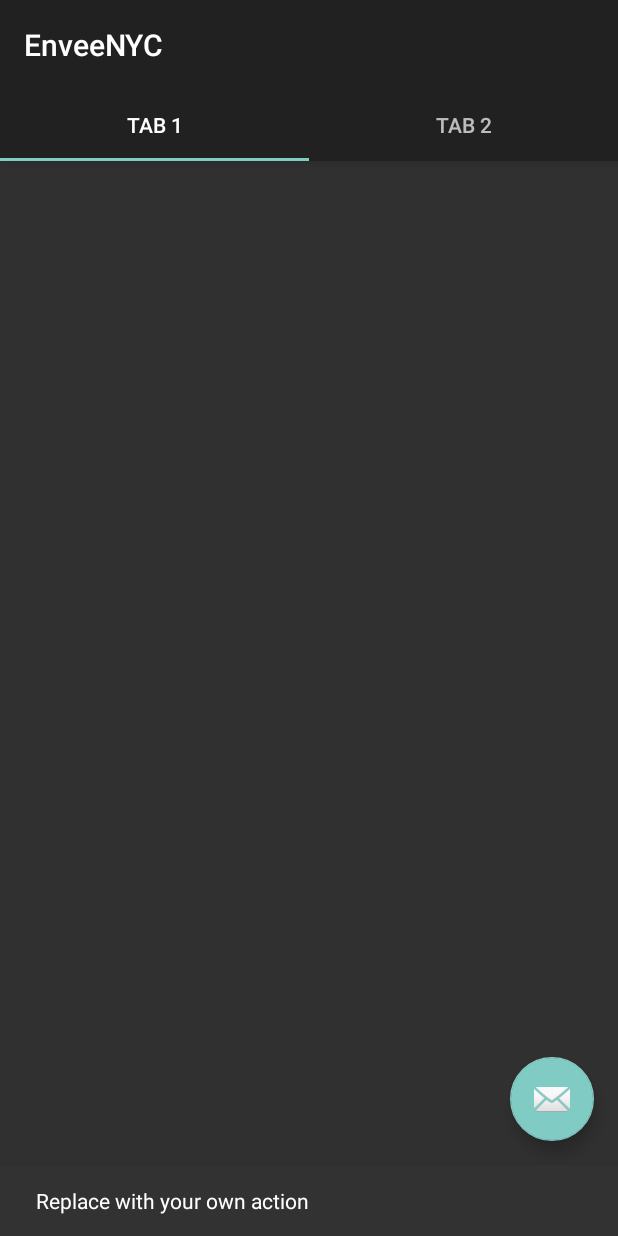
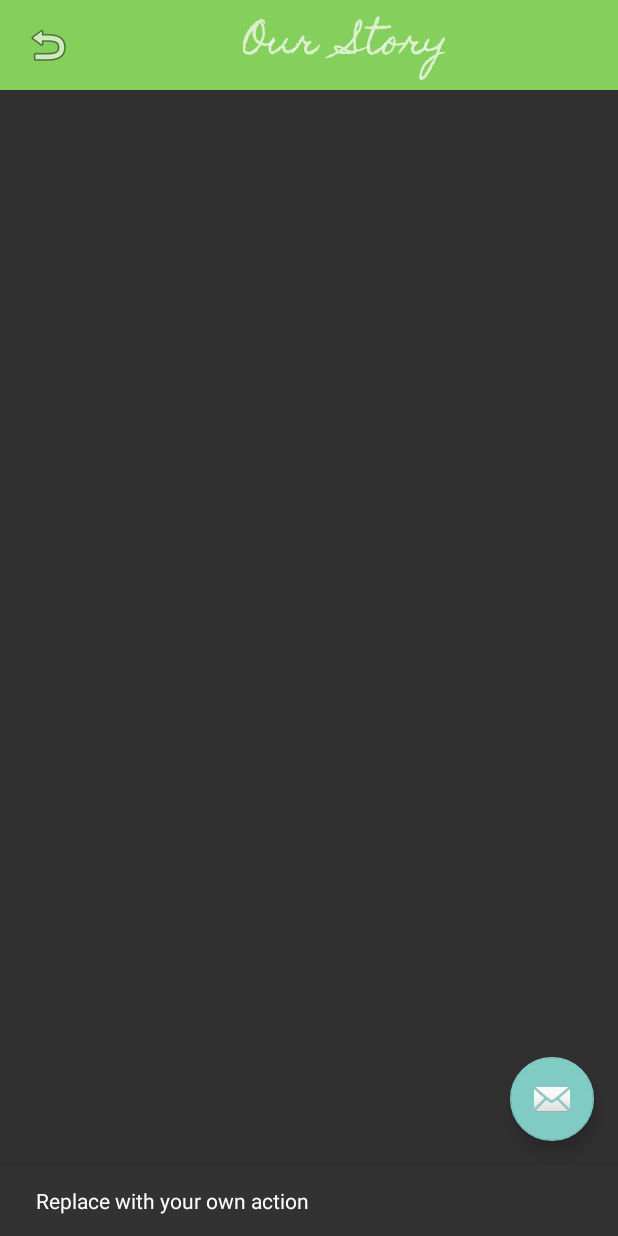
Before and after one commit to lusypher/enveeNYC, an Android app: the Mission screen opened directly, with no data from a screen before it, after a tap on an icon or button, on a phone screen of 412 x 824 dp. Run offline under Robolectric (Android 15) with nearby library versions, the phone set to English and light mode, and no system bars; 1 statement that could not run was skipped.

Commit message:
Fourth Commit

```diff
--- a/app/src/main/java/com/app/enveenyc/Mission.java
+++ b/app/src/main/java/com/app/enveenyc/Mission.java
@@ -24,8 +24,6 @@ public class Mission extends AppCompatActivity {
         SectionsPagerAdapter sectionsPagerAdapter = new SectionsPagerAdapter(this, getSupportFragmentManager());
         ViewPager viewPager = findViewById(R.id.view_pager);
         viewPager.setAdapter(sectionsPagerAdapter);
-        TabLayout tabs = findViewById(R.id.tabs);
-        tabs.setupWithViewPager(viewPager);
         FloatingActionButton fab = findViewById(R.id.fab);
 
         fab.setOnClickListener(new View.OnClickListener() {
--- a/app/src/main/java/com/app/enveenyc/UserProfile.java
+++ b/app/src/main/java/com/app/enveenyc/UserProfile.java
@@ -1,5 +1,6 @@
 package com.app.enveenyc;
 
+import android.content.Intent;
 import android.os.Bundle;
 
 import com.google.android.material.floatingactionbutton.FloatingActionButton;
@@ -66,4 +67,8 @@ public class UserProfile extends AppCompatActivity {
         return NavigationUI.navigateUp(navController, mAppBarConfiguration)
                 || super.onSupportNavigateUp();
     }
+    public void goToAnActivity(View view) {
+        Intent intent = new Intent(this, Mission.class);
+        startActivity(intent);
+    }
 }
--- a/app/src/main/java/com/app/enveenyc/ui/main/PlaceholderFragment.java
+++ b/app/src/main/java/com/app/enveenyc/ui/main/PlaceholderFragment.java
@@ -42,18 +42,18 @@ public class PlaceholderFragment extends Fragment {
         pageViewModel.setIndex(index);
     }
 
-    @Override
-    public View onCreateView(
-            @NonNull LayoutInflater inflater, ViewGroup container,
-            Bundle savedInstanceState) {
-        View root = inflater.inflate(R.layout.fragment_main, container, false);
-        final TextView textView = root.findViewById(R.id.section_label);
-        pageViewModel.getText().observe(this, new Observer<String>() {
-            @Override
-            public void onChanged(@Nullable String s) {
-                textView.setText(s);
-            }
-        });
-        return root;
-    }
+    //@Override
+   // public View onCreateView(
+    //        @NonNull LayoutInflater inflater, ViewGroup container,
+    ///        Bundle savedInstanceState) {
+        //View root = inflater.inflate(R.layout.fragment_main, container, false);
+      //  final TextView textView = root.findViewById(R.id.section_label);
+        //pageViewModel.getText().observe(this, new Observer<String>() {
+          //  @Override
+            //public void onChanged(@Nullable String s) {
+              //  textView.setText(s);
+            //}
+        //});
+        //return root;
+    //}
 }
--- a/app/src/main/res/layout/activity_mission.xml
+++ b/app/src/main/res/layout/activity_mission.xml
@@ -6,32 +6,42 @@
     android:layout_height="match_parent"
     tools:context=".Mission">
 
-    <com.google.android.material.appbar.AppBarLayout
+    <androidx.constraintlayout.widget.ConstraintLayout
+        android:id="@+id/appBarLayout"
         android:layout_width="match_parent"
-        android:layout_height="wrap_content"
+        android:layout_height="60dp"
+        android:background="#85CF5D"
         android:theme="@style/AppBarOverlay">
 
         <TextView
-            android:id="@+id/title"
+            android:id="@+id/textView2"
             android:layout_width="wrap_content"
             android:layout_height="wrap_content"
-            android:gravity="center"
-            android:minHeight="?actionBarSize"
-            android:padding="@dimen/appbar_padding"
-            android:text="@string/app_name"
-            android:textAppearance="@style/TextAppearance.Widget.AppCompat.Toolbar.Title" />
+            android:fontFamily="@font/homemade_apple"
+            android:text="Our  Story"
+            android:textSize="24sp"
+            app:layout_constraintBottom_toBottomOf="parent"
+            app:layout_constraintEnd_toEndOf="parent"
+            app:layout_constraintStart_toEndOf="@+id/imageView2"
+            app:layout_constraintTop_toTopOf="parent" />
 
-        <com.google.android.material.tabs.TabLayout
-            android:id="@+id/tabs"
-            android:layout_width="match_parent"
+        <ImageView
+            android:id="@+id/imageView2"
+            android:layout_width="wrap_content"
             android:layout_height="wrap_content"
-            android:background="?attr/colorPrimary" />
-    </com.google.android.material.appbar.AppBarLayout>
+            app:layout_constraintBottom_toBottomOf="parent"
+            app:layout_constraintEnd_toEndOf="parent"
+            app:layout_constraintHorizontal_bias="0.042"
+            app:layout_constraintStart_toStartOf="parent"
+            app:layout_constraintTop_toTopOf="parent"
+            app:srcCompat="@android:drawable/ic_menu_revert" />
+
+    </androidx.constraintlayout.widget.ConstraintLayout>
 
     <androidx.viewpager.widget.ViewPager
         android:id="@+id/view_pager"
-        android:layout_width="match_parent"
-        android:layout_height="match_parent"
+        android:layout_width="wrap_content"
+        android:layout_height="604dp"
         app:layout_behavior="@string/appbar_scrolling_view_behavior" />
 
     <com.google.android.material.floatingactionbutton.FloatingActionButton
@@ -41,4 +51,5 @@
         android:layout_gravity="bottom|end"
         android:layout_margin="@dimen/fab_margin"
         app:srcCompat="@android:drawable/ic_dialog_email" />
+
 </androidx.coordinatorlayout.widget.CoordinatorLayout>
--- a/app/src/main/res/layout/content_user_profile.xml
+++ b/app/src/main/res/layout/content_user_profile.xml
@@ -106,11 +106,12 @@
                     app:layout_constraintTop_toBottomOf="parent">
 
                     <Button
-                        android:id="@+id/button12"
+                        android:id="@+id/storyButton"
                         android:layout_width="205dp"
                         android:layout_height="185dp"
                         android:background="#F44336"
-                        android:text="Button"
+                        android:text="Our Story"
+                        android:onClick="goToAnActivity"
                         tools:layout_conversion_absoluteHeight="200dp"
                         tools:layout_conversion_absoluteWidth="200dp"
                         tools:layout_editor_absoluteX="0dp"
```
